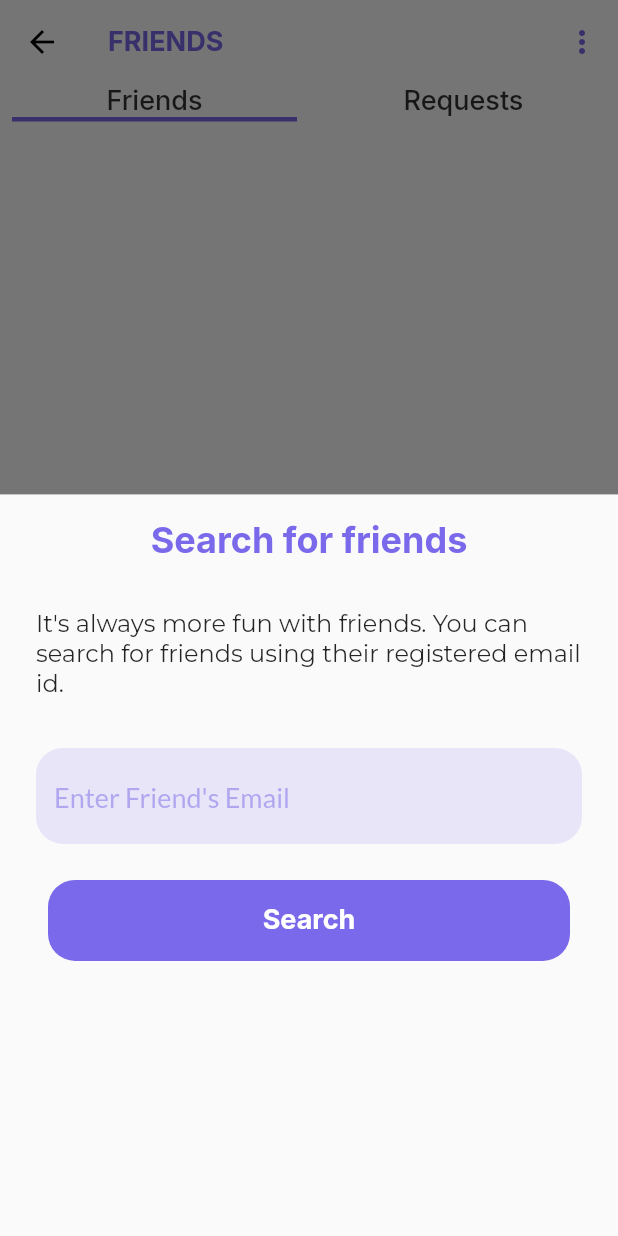
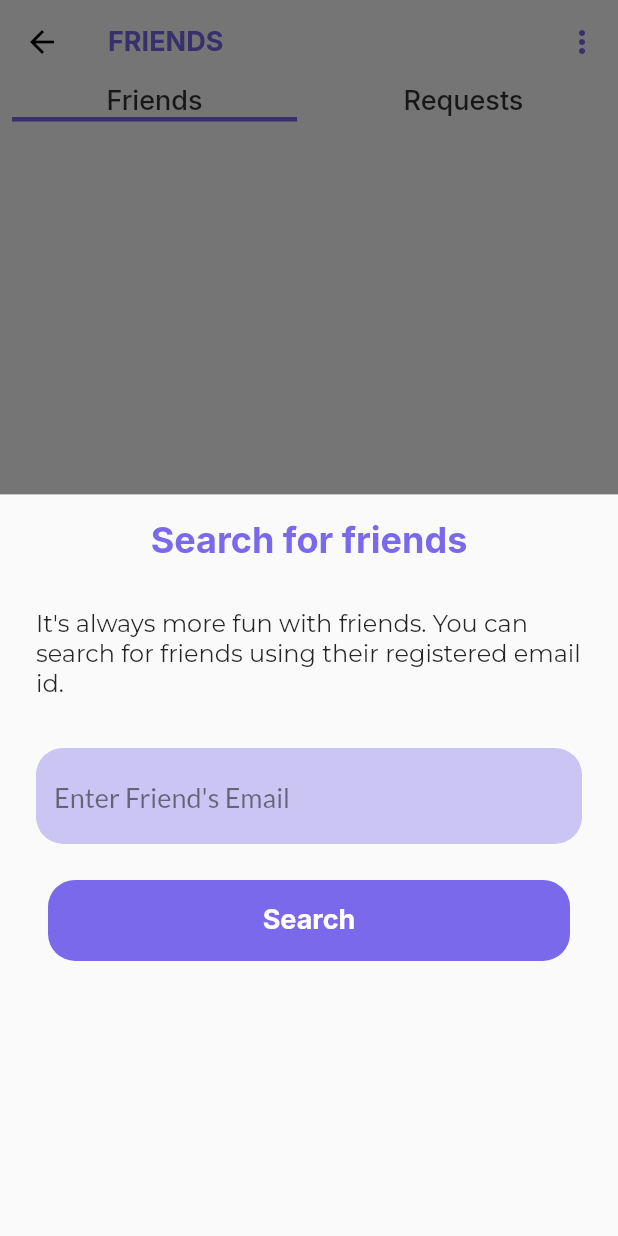
Before and after one commit to srihariash999/moneyboi, a Flutter app: the ProfilePage screen opened directly, after a tap on "View Friends", after a tap on the "add" icon, on a phone screen of 412 x 824 dp. Run offline on Flutter 3.47's test engine with Material 2 defaults, Android fonts, the phone set to English and light mode, and no system bars; our stand-ins replace bloc, bot_toast, dio, expandable, firebase_core, firebase_messaging and 6 more; accounts and stored records are empty; generated files the repository leaves out were written again.

Commit message:
theme added to all screens, repayment bug fixes

```diff
--- a/lib/Network/network_service.dart
+++ b/lib/Network/network_service.dart
@@ -17,7 +17,7 @@ class NetworkService {
       final Response _loginResp = await _dio.post(
         '$baseUrl$loginEndPoint',
         data: {
-          "email": email,
+          "email": email.toLowerCase(),
           "password": password,
         },
       );
@@ -814,6 +814,8 @@ class NetworkService {
         },
       );
 
+      // print(" something : $amount");
+
       if (_result.statusCode == 200) {
         return ApiResponseModel(
           statusCode: _result.statusCode ?? 200,
--- a/lib/Screens/profile/friends_page.dart
+++ b/lib/Screens/profile/friends_page.dart
@@ -15,12 +15,13 @@ class FriendsPage extends StatelessWidget {
 
   @override
   Widget build(BuildContext context) {
+    final ThemeData _theme = Theme.of(context);
     return Scaffold(
       key: scaffoldState,
       appBar: AppBar(
         elevation: 0.0,
-        backgroundColor: Colors.white,
-        iconTheme: const IconThemeData(color: Colors.black),
+        backgroundColor: _theme.backgroundColor,
+        iconTheme: IconThemeData(color: _theme.colorScheme.secondary),
         title: Text(
           'FRIENDS',
           style: GoogleFonts.inter(
@@ -49,7 +50,7 @@ class FriendsPage extends StatelessWidget {
                     style: GoogleFonts.inter(
                       fontSize: 18.0,
                       fontWeight: FontWeight.w500,
-                      color: Colors.black.withOpacity(0.8),
+                      color: _theme.colorScheme.secondary.withOpacity(0.8),
                     ),
                   ),
                 ),
@@ -58,7 +59,7 @@ class FriendsPage extends StatelessWidget {
           ),
         ],
       ),
-      backgroundColor: Colors.white,
+      backgroundColor: _theme.backgroundColor,
       floatingActionButton: FloatingActionButton(
         onPressed: () {
           showModalBottomSheet(
@@ -93,7 +94,8 @@ class FriendsPage extends StatelessWidget {
                             style: GoogleFonts.montserrat(
                               fontSize: 16.0,
                               fontWeight: FontWeight.w400,
-                              color: Colors.black.withOpacity(0.85),
+                              color: _theme.colorScheme.secondary
+                                  .withOpacity(0.85),
                             ),
                           ),
                         ),
@@ -140,8 +142,9 @@ class FriendsPage extends StatelessWidget {
         },
         backgroundColor: moneyBoyPurple,
         elevation: 1.0,
-        child: const Icon(
+        child: Icon(
           Icons.add,
+          color: Colors.white.withOpacity(0.7),
           size: 42.0,
         ),
       ),
@@ -169,8 +172,8 @@ class FriendsPage extends StatelessWidget {
           GetBuilder<ProfileController>(
             builder: (controller) {
               return controller.friendsTabIndex.value == 0
-                  ? buildFriends(controller)
-                  : buildRequests(controller);
+                  ? buildFriends(controller, context)
+                  : buildRequests(controller, context);
             },
           ),
         ],
@@ -178,13 +181,14 @@ class FriendsPage extends StatelessWidget {
     );
   }
 
-  Expanded buildFriends(ProfileController controller) {
+  Expanded buildFriends(ProfileController controller, BuildContext context) {
+    final ThemeData _theme = Theme.of(context);
     return Expanded(
       child: controller.isFriendsLoading.value
           ? Container(
               alignment: Alignment.center,
-              child: const CircularProgressIndicator(
-                color: moneyBoyPurple,
+              child: CircularProgressIndicator(
+                color: _theme.primaryColorLight,
                 strokeWidth: 2.0,
               ),
             )
@@ -228,7 +232,8 @@ class FriendsPage extends StatelessWidget {
                                         style: GoogleFonts.inter(
                                           fontSize: 18.0,
                                           fontWeight: FontWeight.w500,
-                                          color: Colors.black.withOpacity(0.8),
+                                          color: _theme.colorScheme.secondary
+                                              .withOpacity(0.8),
                                         ),
                                       ),
                                       Text(
@@ -236,16 +241,17 @@ class FriendsPage extends StatelessWidget {
                                         style: GoogleFonts.inter(
                                           fontSize: 18.0,
                                           fontWeight: FontWeight.w500,
-                                          color: Colors.black.withOpacity(0.8),
+                                          color: _theme.colorScheme.secondary
+                                              .withOpacity(0.8),
                                         ),
                                       ),
                                     ],
                                   ),
                                 ),
                                 PopupMenuButton(
-                                  icon: const Icon(
+                                  icon: Icon(
                                     Icons.more_vert,
-                                    color: moneyBoyPurple,
+                                    color: _theme.primaryColorLight,
                                   ),
                                   shape: RoundedRectangleBorder(
                                     borderRadius: BorderRadius.circular(16.0),
@@ -265,8 +271,8 @@ class FriendsPage extends StatelessWidget {
                                           style: GoogleFonts.inter(
                                             fontSize: 18.0,
                                             fontWeight: FontWeight.w500,
-                                            color:
-                                                Colors.black.withOpacity(0.8),
+                                            color: _theme.colorScheme.secondary
+                                                .withOpacity(0.8),
                                           ),
                                         ),
                                       ),
@@ -285,7 +291,8 @@ class FriendsPage extends StatelessWidget {
     );
   }
 
-  Expanded buildRequests(ProfileController controller) {
+  Expanded buildRequests(ProfileController controller, BuildContext context) {
+    final ThemeData _theme = Theme.of(context);
     return Expanded(
       child: controller.isFriendsLoading.value
           ? Container(
@@ -339,7 +346,8 @@ class FriendsPage extends StatelessWidget {
                                               style: GoogleFonts.inter(
                                                 fontSize: 18.0,
                                                 fontWeight: FontWeight.w500,
-                                                color: Colors.black
+                                                color: _theme
+                                                    .colorScheme.secondary
                                                     .withOpacity(0.8),
                                               ),
                                             ),
@@ -348,7 +356,8 @@ class FriendsPage extends StatelessWidget {
                                               style: GoogleFonts.inter(
                                                 fontSize: 18.0,
                                                 fontWeight: FontWeight.w500,
-                                                color: Colors.black
+                                                color: _theme
+                                                    .colorScheme.secondary
                                                     .withOpacity(0.8),
                                               ),
                                             ),
@@ -466,7 +475,8 @@ class FriendsPage extends StatelessWidget {
                                                 style: GoogleFonts.inter(
                                                   fontSize: 18.0,
                                                   fontWeight: FontWeight.w500,
-                                                  color: Colors.black
+                                                  color: _theme
+                                                      .colorScheme.secondary
                                                       .withOpacity(0.8),
                                                 ),
                                               ),
@@ -475,7 +485,8 @@ class FriendsPage extends StatelessWidget {
                                                 style: GoogleFonts.inter(
                                                   fontSize: 18.0,
                                                   fontWeight: FontWeight.w500,
-                                                  color: Colors.black
+                                                  color: _theme
+                                                      .colorScheme.secondary
                                                       .withOpacity(0.8),
                                                 ),
                                               ),
@@ -506,7 +517,8 @@ class FriendsPage extends StatelessWidget {
                                                   style: GoogleFonts.inter(
                                                     fontSize: 18.0,
                                                     fontWeight: FontWeight.w500,
-                                                    color: Colors.black
+                                                    color: _theme
+                                                        .colorScheme.secondary
                                                         .withOpacity(0.8),
                                                   ),
                                                 ),
@@ -540,14 +552,15 @@ class FriendsPage extends StatelessWidget {
                                             style: GoogleFonts.inter(
                                               fontSize: 18.0,
                                               fontWeight: FontWeight.w500,
-                                              color:
-                                                  Colors.black.withOpacity(0.5),
+                                              color: _theme
+                                                  .colorScheme.secondary
+                                                  .withOpacity(0.5),
                                             ),
                                           ),
                                           Icon(
                                             Icons.check,
-                                            color:
-                                                Colors.black.withOpacity(0.5),
+                                            color: _theme.colorScheme.secondary
+                                                .withOpacity(0.5),
                                             size: 20.0,
                                           ),
                                         ],
@@ -582,6 +595,7 @@ class TabLabel extends StatelessWidget {
 
   @override
   Widget build(BuildContext context) {
+    final ThemeData _theme = Theme.of(context);
     return Expanded(
       child: GestureDetector(
         onTap: () => onTap(),
@@ -592,7 +606,7 @@ class TabLabel extends StatelessWidget {
               style: GoogleFonts.inter(
                 fontSize: 18.0,
                 fontWeight: FontWeight.w500,
-                color: Colors.black.withOpacity(0.8),
+                color: _theme.colorScheme.secondary.withOpacity(0.8),
               ),
             ),
             Container(
--- a/lib/Screens/profile/profile_page.dart
+++ b/lib/Screens/profile/profile_page.dart
@@ -5,7 +5,7 @@ import 'package:google_fonts/google_fonts.dart';
 import 'package:moneyboi/Constants/colors.dart';
 import 'package:moneyboi/Controllers/profile_controller.dart';
 import 'package:moneyboi/Screens/profile/friends_page.dart';
-import 'package:moneyboi/Theme/light_theme.dart';
+// import 'package:moneyboi/Theme/light_theme.dart';
 import 'package:moneyboi/Theme/theme_controller.dart';
 
 class ProfilePage extends StatelessWidget {
@@ -14,11 +14,14 @@ class ProfilePage extends StatelessWidget {
   final ProfileController _profileController = Get.find<ProfileController>();
   @override
   Widget build(BuildContext context) {
+    final ThemeData _theme = Theme.of(context);
     return Scaffold(
       appBar: AppBar(
         elevation: 0.0,
-        backgroundColor: Colors.white,
-        iconTheme: const IconThemeData(color: Colors.black),
+        backgroundColor: _theme.backgroundColor,
+        iconTheme: IconThemeData(
+          color: _theme.colorScheme.secondary,
+        ),
         title: Text(
           'PROFILE',
           style: GoogleFonts.inter(
@@ -28,7 +31,7 @@ class ProfilePage extends StatelessWidget {
           ),
         ),
       ),
-      backgroundColor: Colors.white,
+      backgroundColor: _theme.backgroundColor,
       body: SafeArea(
         child: Column(
           children: [
@@ -36,10 +39,10 @@ class ProfilePage extends StatelessWidget {
               child: CircleAvatar(
                 radius: 38.0,
                 backgroundColor: Colors.grey.withOpacity(0.25),
-                child: const Icon(
+                child: Icon(
                   Icons.person,
                   size: 32.0,
-                  color: moneyBoyPurple,
+                  color: _theme.primaryColorLight,
                 ),
               ),
             ),
@@ -54,7 +57,7 @@ class ProfilePage extends StatelessWidget {
                       style: GoogleFonts.inter(
                         fontSize: 22.0,
                         fontWeight: FontWeight.w500,
-                        color: Colors.black.withOpacity(0.8),
+                        color: _theme.colorScheme.secondary.withOpacity(0.8),
                       ),
                     ),
                   ),
@@ -65,7 +68,7 @@ class ProfilePage extends StatelessWidget {
                       style: GoogleFonts.inter(
                         fontSize: 20.0,
                         fontWeight: FontWeight.w500,
-                        color: Colors.black.withOpacity(0.8),
+                        color: _theme.colorScheme.secondary.withOpacity(0.8),
                       ),
                     ),
                   ),
@@ -103,7 +106,8 @@ class ProfilePage extends StatelessWidget {
                                         style: GoogleFonts.inter(
                                           fontSize: 18.0,
                                           fontWeight: FontWeight.w700,
-                                          color: Colors.black.withOpacity(0.8),
+                                          color: _theme.colorScheme.secondary
+                                              .withOpacity(0.8),
                                         ),
                                       ),
                                     ],
@@ -204,7 +208,9 @@ class ProfilePage extends StatelessWidget {
             if (_profileController.isProfileLoading.value)
               Container(
                 alignment: Alignment.center,
-                child: const CircularProgressIndicator(),
+                child: CircularProgressIndicator(
+                  color: _theme.colorScheme.secondary,
+                ),
               ),
           ],
         ),
--- a/lib/Theme/theme_controller.dart
+++ b/lib/Theme/theme_controller.dart
@@ -1,12 +1,7 @@
-import 'package:flutter/material.dart';
-import 'package:flutter/services.dart';
 import 'package:get/get.dart';
-import 'package:get/get_state_manager/get_state_manager.dart';
 import 'package:moneyboi/Controllers/hive_controller.dart';
 import 'package:moneyboi/Theme/dark_theme.dart';
 import 'package:moneyboi/Theme/light_theme.dart';
-
-import '../Constants/colors.dart';
 
 class ThemeController extends GetxController {
   /// Actual variable holding the value of current theme.
--- a/lib/Widgets/text_field_widget.dart
+++ b/lib/Widgets/text_field_widget.dart
@@ -26,9 +26,10 @@ class TextFieldWidget extends StatelessWidget {
   final double? hintFontSize;
   @override
   Widget build(BuildContext context) {
+    final ThemeData _theme = Theme.of(context);
     return Container(
       decoration: BoxDecoration(
-        color: moneyBoyPurpleLight.withOpacity(0.2),
+        color: moneyBoyPurpleLight.withOpacity(0.5),
         borderRadius: BorderRadius.circular(18.0),
       ),
       padding: EdgeInsets.symmetric(
@@ -50,7 +51,7 @@ class TextFieldWidget extends StatelessWidget {
           style: GoogleFonts.lato(
             fontSize: fontSize ?? 18.0,
             fontWeight: FontWeight.w600,
-            color: moneyBoyPurple.withOpacity(0.8),
+            color: _theme.colorScheme.secondary,
           ),
           decoration: InputDecoration(
             border: InputBorder.none,
@@ -60,12 +61,12 @@ class TextFieldWidget extends StatelessWidget {
             labelText: label,
             labelStyle: GoogleFonts.lato(
               fontWeight: FontWeight.w600,
-              color: moneyBoyPurple.withOpacity(0.8),
+              color: _theme.colorScheme.secondary.withOpacity(0.5),
             ),
             hintStyle: GoogleFonts.lato(
               fontWeight: FontWeight.w400,
               fontSize: hintFontSize ?? 14.0,
-              color: moneyBoyPurple.withOpacity(0.5),
+              color: _theme.colorScheme.secondary.withOpacity(0.5),
             ),
           ),
         ),
--- a/lib/main.dart
+++ b/lib/main.dart
@@ -1,14 +1,12 @@
 import 'package:bot_toast/bot_toast.dart';
 import 'package:firebase_core/firebase_core.dart';
 import 'package:flutter/material.dart';
-import 'package:flutter/services.dart';
 import 'package:flutter_bloc/flutter_bloc.dart';
 import 'package:get/get.dart';
 import 'package:hive/hive.dart';
 import 'package:moneyboi/Blocs/ForgotPasswordBloc/forgotpassword_bloc.dart';
 import 'package:moneyboi/Blocs/SignupBloc/signupbloc_bloc.dart';
 import 'package:moneyboi/Constants/box_names.dart';
-import 'package:moneyboi/Constants/colors.dart';
 import 'package:moneyboi/Controllers/chart_screen_controller.dart';
 import 'package:moneyboi/Controllers/hive_controller.dart';
 import 'package:moneyboi/Controllers/home_screen_controller.dart';
```
Also changed, not shown: lib/Controllers/repayment_single_controller.dart (+14 -3 lines), lib/Screens/home/expense_chart_screen.dart (+25 -12 lines), lib/Screens/home/home_page.dart (+13 -6 lines), lib/Screens/home/new_expense_category_screen.dart (+35 -15 lines), lib/Screens/repayments/repayments_main_screen.dart (+16 -10 lines), lib/Screens/repayments/repayments_single_screen.dart (+46 -25 lines).
